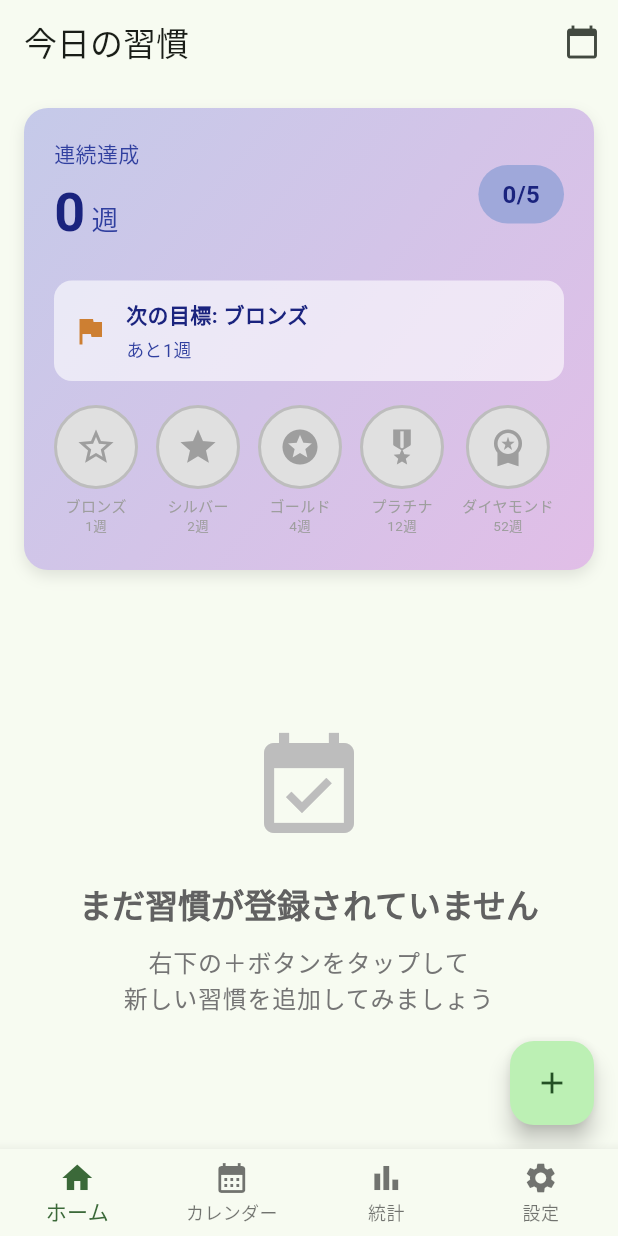
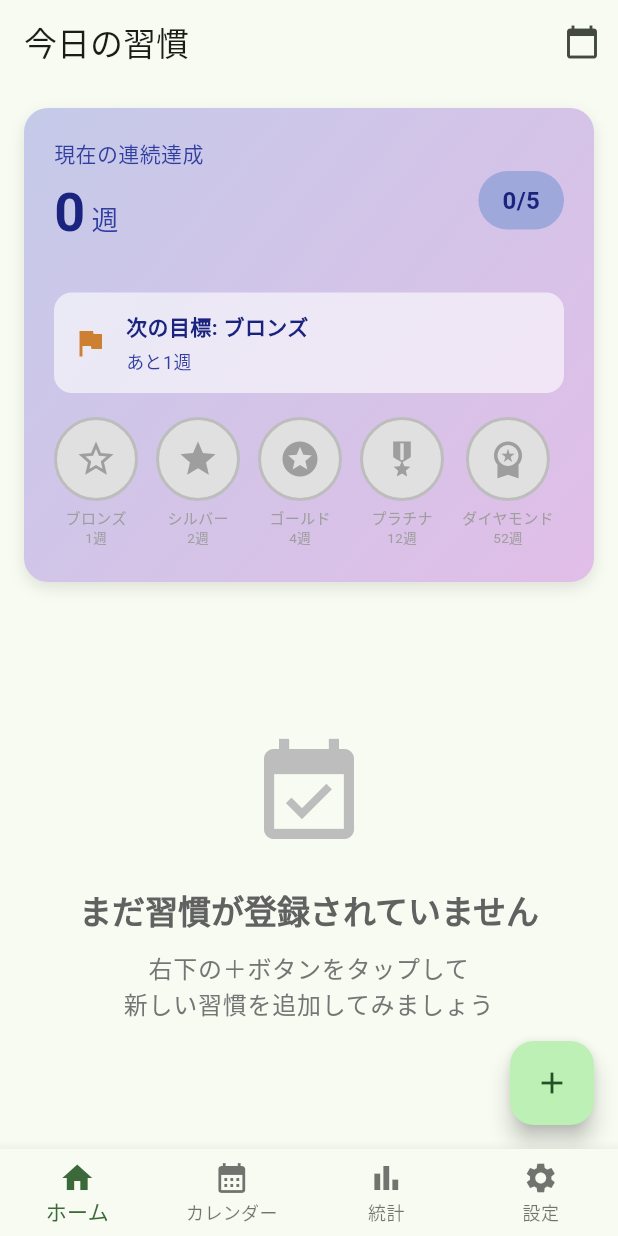
Before and after one commit to shi-takahashi/dekita_calendar, a Flutter app: the screen it shows after launch, on a phone screen of 412 x 824 dp. Run offline on Flutter 3.47's test engine with Material 3 defaults, Android fonts, the phone set to English and light mode, and no system bars; our stand-ins replace fl_chart, flutter_local_notifications, google_mobile_ads, shared_preferences, table_calendar, timezone.

```diff
--- a/lib/models/badge.dart
+++ b/lib/models/badge.dart
@@ -31,23 +31,27 @@ class AchievementBadge {
 /// バッジ進捗状態
 class BadgeProgress {
   final int currentStreak; // 現在の連続週数
+  final int maxStreak; // 過去最高の連続週数
   final List<String> unlockedBadgeIds; // 獲得済みバッジID
   final DateTime? lastUpdated;
 
   const BadgeProgress({
     required this.currentStreak,
+    required this.maxStreak,
     required this.unlockedBadgeIds,
     this.lastUpdated,
   });
 
   Map<String, dynamic> toJson() => {
         'currentStreak': currentStreak,
+        'maxStreak': maxStreak,
         'unlockedBadgeIds': unlockedBadgeIds,
         'lastUpdated': lastUpdated?.toIso8601String(),
       };
 
   factory BadgeProgress.fromJson(Map<String, dynamic> json) => BadgeProgress(
         currentStreak: json['currentStreak'] as int,
+        maxStreak: json['maxStreak'] as int? ?? json['currentStreak'] as int, // 後方互換性のためデフォルトはcurrentStreak
         unlockedBadgeIds: (json['unlockedBadgeIds'] as List).cast<String>(),
         lastUpdated: json['lastUpdated'] != null
             ? DateTime.parse(json['lastUpdated'] as String)
@@ -56,11 +60,13 @@ class BadgeProgress {
 
   BadgeProgress copyWith({
     int? currentStreak,
+    int? maxStreak,
     List<String>? unlockedBadgeIds,
     DateTime? lastUpdated,
   }) {
     return BadgeProgress(
       currentStreak: currentStreak ?? this.currentStreak,
+      maxStreak: maxStreak ?? this.maxStreak,
       unlockedBadgeIds: unlockedBadgeIds ?? this.unlockedBadgeIds,
       lastUpdated: lastUpdated ?? this.lastUpdated,
     );
--- a/lib/views/home_view.dart
+++ b/lib/views/home_view.dart
@@ -231,13 +231,17 @@ class HomeViewState extends State<HomeView> with WidgetsBindingObserver {
                           mainAxisAlignment: MainAxisAlignment.center,
                           children: [
                             Icon(
-                              Icons.event_available,
+                              widget.habitController.habits.isEmpty
+                                  ? Icons.event_available
+                                  : Icons.free_breakfast,
                               size: 80,
                               color: Colors.grey[400],
                             ),
                             const SizedBox(height: 24),
                             Text(
-                              'まだ習慣が登録されていません',
+                              widget.habitController.habits.isEmpty
+                                  ? 'まだ習慣が登録されていません'
+                                  : '今日の習慣はありません',
                               style: Theme.of(context).textTheme.titleLarge?.copyWith(
                                     color: Colors.grey[700],
                                     fontWeight: FontWeight.bold,
@@ -246,7 +250,9 @@ class HomeViewState extends State<HomeView> with WidgetsBindingObserver {
                             ),
                             const SizedBox(height: 12),
                             Text(
-                              '右下の＋ボタンをタップして\n新しい習慣を追加してみましょう',
+                              widget.habitController.habits.isEmpty
+                                  ? '右下の＋ボタンをタップして\n新しい習慣を追加してみましょう'
+                                  : '今日は予定されている習慣がありません\nゆっくり休んでください',
                               style: Theme.of(context).textTheme.bodyLarge?.copyWith(
                                     color: Colors.grey[600],
                                   ),
--- a/lib/widgets/badge_widget.dart
+++ b/lib/widgets/badge_widget.dart
@@ -13,7 +13,8 @@ class BadgeCollectionWidget extends StatelessWidget {
 
   @override
   Widget build(BuildContext context) {
-    final nextBadge = BadgeService().getNextBadge(progress);
+    final badgeService = BadgeService();
+    final nextBadge = badgeService.getNextBadge(progress);
     final totalBadges = BadgeService.availableBadges.length;
     final unlockedCount = progress.unlockedBadgeIds.length;
 
@@ -46,11 +47,13 @@ class BadgeCollectionWidget extends StatelessWidget {
             Row(
               mainAxisAlignment: MainAxisAlignment.spaceBetween,
               children: [
-                Column(
+                Expanded(
+                  child: Column(
                     crossAxisAlignment: CrossAxisAlignment.start,
                     children: [
+                      // 現在の連続週数
                       Text(
-                      '連続達成',
+                        '現在の連続達成',
                         style: TextStyle(
                           color: Colors.indigo[700],
                           fontSize: 14,
@@ -79,7 +82,29 @@ class BadgeCollectionWidget extends StatelessWidget {
                           ),
                         ],
                       ),
+                      const SizedBox(height: 8),
+                      // 最高記録（履歴から計算）
+                      if (progress.maxStreak > 0)
+                        Row(
+                          children: [
+                            Icon(
+                              Icons.emoji_events,
+                              size: 16,
+                              color: Colors.amber[700],
+                            ),
+                            const SizedBox(width: 4),
+                            Text(
+                              '最高記録: ${progress.maxStreak}週',
+                              style: TextStyle(
+                                color: Colors.indigo[600],
+                                fontSize: 12,
+                                fontWeight: FontWeight.w600,
+                              ),
+                            ),
                           ],
+                        ),
+                    ],
+                  ),
                 ),
                 // バッジカウント
                 Container(
```
Also changed, not shown: lib/services/badge_service.dart (+111 -21 lines). Lines whose indentation alone changed are shown as unchanged.
